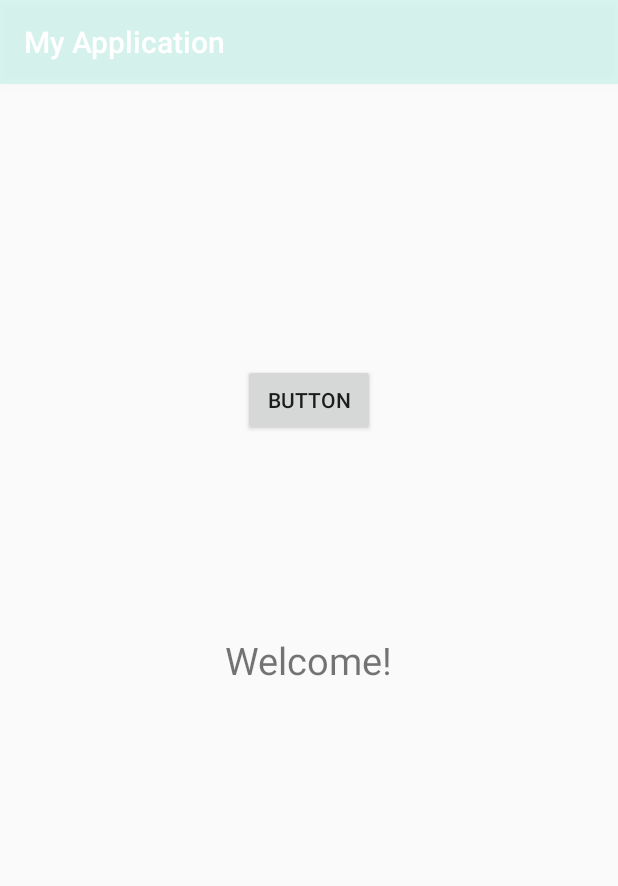
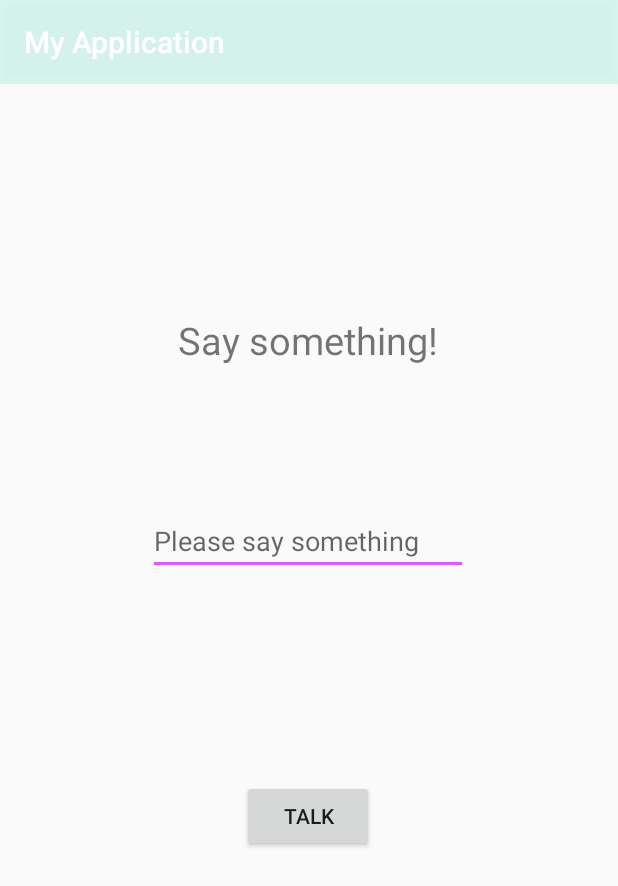
Before and after one commit to ClaudiuPredoana/AndroidApplication, an Android app: the screen it shows after launch (MainActivity), on a phone screen of 412 x 824 dp. Shown: the top 886 px of the screen. Run offline under Robolectric (Android 15) with nearby library versions, the phone set to English and light mode, and no system bars.

Commit message:
TextViews, buttons and Labels

```diff
--- a/app/src/main/java/com/predoana/myapp/MainActivity.java
+++ b/app/src/main/java/com/predoana/myapp/MainActivity.java
@@ -2,7 +2,11 @@ package com.predoana.myapp;
 
 import android.support.v7.app.AppCompatActivity;
 import android.os.Bundle;
-import android.util.Log;
+import android.view.View;
+import android.widget.Button;
+import android.widget.EditText;
+import android.widget.TextView;
+import android.widget.Toast;
 
 public class MainActivity extends AppCompatActivity {
 
@@ -10,35 +14,19 @@ public class MainActivity extends AppCompatActivity {
     protected void onCreate(Bundle savedInstanceState) {
         super.onCreate(savedInstanceState);
         setContentView(R.layout.activity_main);
-        Log.d("myapp","onCreate");
-    }
 
-    @Override
-    protected void onStart(){
-        super.onStart();
-        Log.d("myapp","onStart");
-    }
+        TextView textView = findViewById(R.id.textView);
+        final EditText editText = findViewById(R.id.editText);
 
-    @Override
-    protected void onResume(){
-        super.onResume();
-        Log.d("myapp","onResume");
-    }
+        Button button = findViewById(R.id.buttonTalk);
 
-    @Override
-    protected void onPause() {
-        super.onPause();
-        Log.d("myapp", "onPause");
-    }
+        button.setOnClickListener(new View.OnClickListener() {
+            @Override
+            public void onClick(View v) {
 
-    @Override
-    protected void onStop() {
-        super.onStop();
-        Log.d("myapp", "onStop");
-    }
-    @Override
-    protected void onDestroy() {
-        super.onDestroy();
-        Log.d("myapp", "onDestroy");
+                String currentText = editText.getText().toString();
+                Toast.makeText(MainActivity.this, currentText , Toast.LENGTH_SHORT).show();
+            }
+        });
     }
 }
--- a/app/src/main/res/layout/activity_main.xml
+++ b/app/src/main/res/layout/activity_main.xml
@@ -6,25 +6,44 @@
     android:layout_height="match_parent"
     tools:context=".MainActivity">
 
+    <Button
+        android:id="@+id/buttonTalk"
+        android:layout_width="wrap_content"
+        android:layout_height="wrap_content"
+        android:layout_marginBottom="256dp"
+        android:text="TALK"
+        app:layout_constraintBottom_toBottomOf="parent"
+        app:layout_constraintEnd_toEndOf="parent"
+        app:layout_constraintHorizontal_bias="0.498"
+        app:layout_constraintStart_toStartOf="parent" />
+
+    <EditText
+        android:id="@+id/editText"
+        android:layout_width="wrap_content"
+        android:layout_height="wrap_content"
+        android:layout_marginTop="52dp"
+        android:ems="10"
+        android:inputType="textPersonName"
+        android:hint="Please say something"
+        android:text=""
+        app:layout_constraintBottom_toTopOf="@+id/buttonTalk"
+        app:layout_constraintEnd_toEndOf="parent"
+        app:layout_constraintHorizontal_bias="0.497"
+        app:layout_constraintStart_toStartOf="parent"
+        app:layout_constraintTop_toBottomOf="@+id/textView"
+        app:layout_constraintVertical_bias="0.236" />
+
     <TextView
         android:id="@+id/textView"
         android:layout_width="wrap_content"
         android:layout_height="wrap_content"
-        android:text="@string/hello"
+        android:text="Say something!"
         android:textSize="25sp"
         app:layout_constraintBottom_toBottomOf="parent"
+        app:layout_constraintHorizontal_bias="0.497"
         app:layout_constraintLeft_toLeftOf="parent"
         app:layout_constraintRight_toRightOf="parent"
-        app:layout_constraintTop_toTopOf="parent" />
-
-    <Button
-        android:id="@+id/button2"
-        android:layout_width="wrap_content"
-        android:layout_height="wrap_content"
-        android:layout_marginBottom="132dp"
-        android:text="Button"
-        app:layout_constraintBottom_toTopOf="@+id/textView"
-        app:layout_constraintEnd_toEndOf="parent"
-        app:layout_constraintStart_toStartOf="parent" />
+        app:layout_constraintTop_toTopOf="parent"
+        app:layout_constraintVertical_bias="0.209" />
 
 </android.support.constraint.ConstraintLayout>
```
